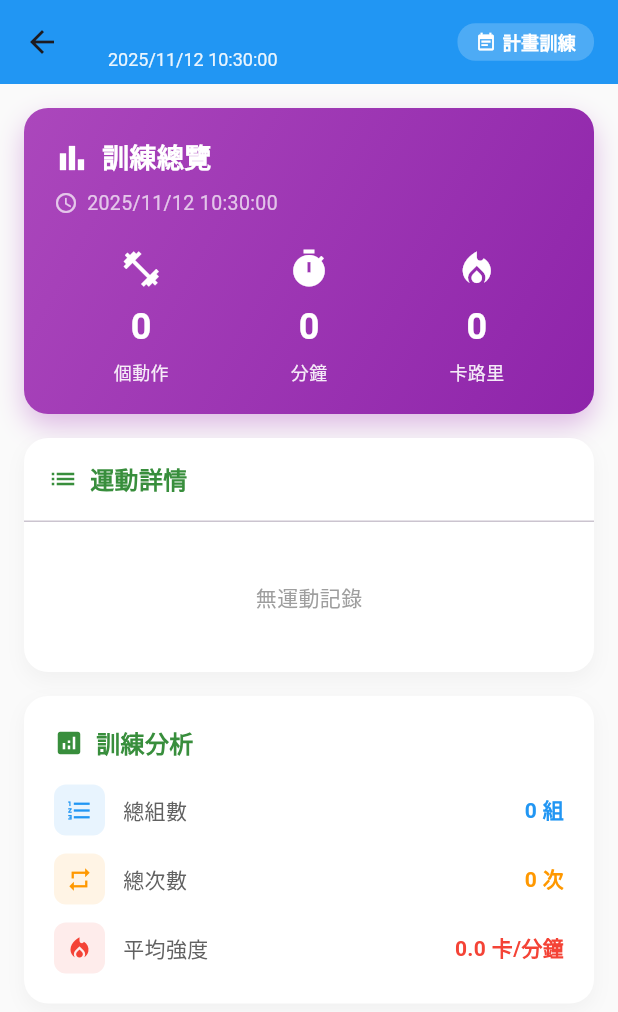
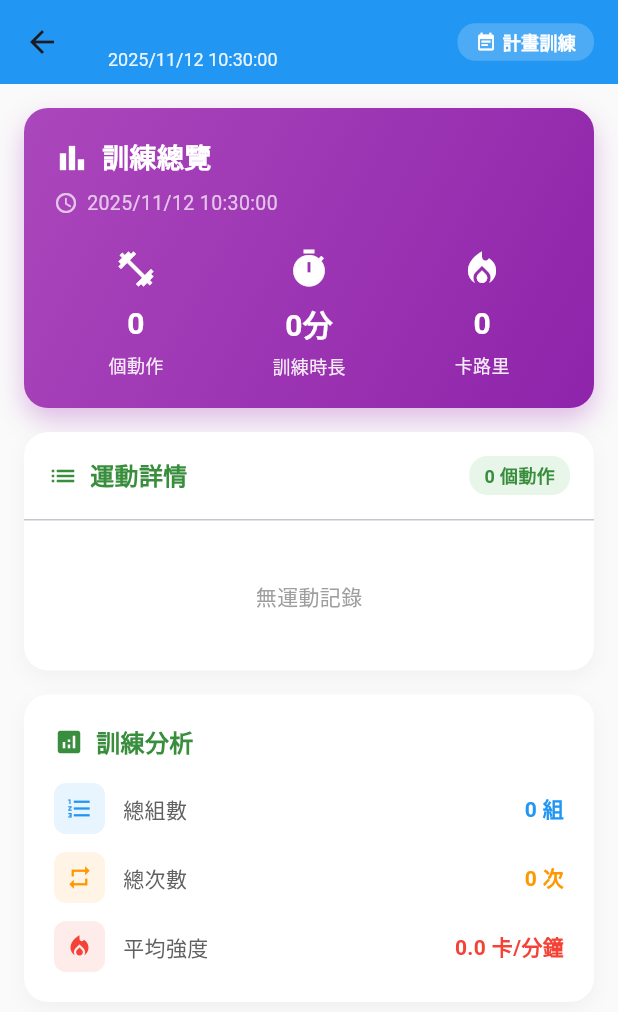
Before and after one commit to onedust1503/food_labels_app, a Flutter app: the WorkoutSessionDetailPage screen opened directly with empty values, on a phone screen of 412 x 824 dp. Shown: the top 1012 px of the screen. Run offline on Flutter 3.47's test engine with Material 3 defaults, Android fonts, the phone set to English and light mode, and no system bars; our stand-ins replace cloud_firestore, connectivity_plus, firebase_auth, firebase_core, firebase_messaging, firebase_storage and 7 more; accounts and stored records are empty.

Commit message:
訓練紀錄

```diff
--- a/lib/pages/workout/workout_session_detail_page.dart
+++ b/lib/pages/workout/workout_session_detail_page.dart
@@ -1,6 +1,7 @@
 // lib/pages/workout/workout_session_detail_page.dart
 // ✨ 訓練記錄詳細頁面
-// 顯示完整的訓練資訊、各個動作的組數、休息時間、卡路里分析等
+// 🔥 修正: 訓練時長顯示為 "XX分XX秒"
+// 🔥 修正: 確保所有資料正確顯示
 
 import 'package:flutter/material.dart';
 import 'package:intl/intl.dart';
@@ -13,20 +14,37 @@ class WorkoutSessionDetailPage extends StatelessWidget {
     required this.workoutSession,
   });
 
+  /// 🔥 格式化時長為 "XX分XX秒"
+  String _formatDuration(int totalSeconds) {
+    final minutes = totalSeconds ~/ 60;
+    final seconds = totalSeconds % 60;
+
+    if (seconds == 0) {
+      return '$minutes分';
+    }
+    return '$minutes分$seconds秒';
+  }
+
   @override
   Widget build(BuildContext context) {
     // 解析資料
     final name = workoutSession['name'] ?? '訓練記錄';
-    final duration = workoutSession['duration'] ?? 0;
+    final duration = workoutSession['duration'] ?? 0; // 單位:分鐘
     final calories = (workoutSession['caloriesBurned'] ?? 0.0).toDouble();
     final exercises = workoutSession['exercises'] as List<dynamic>? ?? [];
     final hasplanId = workoutSession['planId'] != null;
 
     // 解析時間戳記
-    final timestamp = workoutSession['completedAt'] ?? workoutSession['createdAt'];
+    final timestamp = workoutSession['completedAt'] ??
+                     workoutSession['endedAt'] ??
+                     workoutSession['createdAt'];
     DateTime? dateTime;
     if (timestamp != null) {
-      dateTime = timestamp.toDate();
+      try {
+        dateTime = timestamp.toDate();
+      } catch (e) {
+        print('時間解析失敗: $e');
+      }
     }
 
     return Scaffold(
@@ -105,7 +123,7 @@ class WorkoutSessionDetailPage extends StatelessWidget {
     );
   }
 
-  /// 訓練總覽卡片
+  /// 🔥 訓練總覽卡片 - 顯示秒數
   Widget _buildSummaryCard(int duration, double calories, int exerciseCount, DateTime? dateTime) {
     return Container(
       margin: const EdgeInsets.all(16),
@@ -170,8 +188,8 @@ class WorkoutSessionDetailPage extends StatelessWidget {
               ),
               _buildStatItem(
                 icon: Icons.timer,
-                value: '$duration',
-                label: '分鐘',
+                value: _formatDuration(duration * 60), // ✅ 轉換為秒並格式化
+                label: '訓練時長',
                 color: Colors.white,
               ),
               _buildStatItem(
@@ -201,7 +219,7 @@ class WorkoutSessionDetailPage extends StatelessWidget {
           value,
           style: TextStyle(
             color: color,
-            fontSize: 24,
+            fontSize: 20, // 稍微小一點以容納秒數
             fontWeight: FontWeight.bold,
           ),
         ),
@@ -249,6 +267,22 @@ class WorkoutSessionDetailPage extends StatelessWidget {
                     fontWeight: FontWeight.bold,
                   ),
                 ),
+                const Spacer(),
+                Container(
+                  padding: const EdgeInsets.symmetric(horizontal: 10, vertical: 4),
+                  decoration: BoxDecoration(
+                    color: Colors.green.shade50,
+                    borderRadius: BorderRadius.circular(12),
+                  ),
+                  child: Text(
+                    '${exercises.length} 個動作',
+                    style: TextStyle(
+                      color: Colors.green.shade700,
+                      fontSize: 12,
+                      fontWeight: FontWeight.bold,
+                    ),
+                  ),
+                ),
               ],
             ),
           ),
@@ -281,16 +315,18 @@ class WorkoutSessionDetailPage extends StatelessWidget {
 
   /// 單個運動項目
   Widget _buildExerciseItem(Map<String, dynamic> exercise, int index) {
-    final name = exercise['name'] ?? '未知運動';
-    final type = exercise['exerciseType'] ?? 'other';
+    final name = exercise['exerciseName'] ?? exercise['name'] ?? '未知運動';
+    final type = exercise['exerciseType'] ?? exercise['type'] ?? 'other';
     final sets = exercise['sets'] as List<dynamic>? ?? [];
 
     // 計算總次數和總重量
     int totalReps = 0;
     double totalWeight = 0;
     for (var set in sets) {
-      totalReps += (set['reps'] ?? 0) as int;
-      totalWeight += ((set['weight'] ?? 0) as num).toDouble();
+      final reps = (set['actualReps'] ?? set['reps'] ?? 0) as int;
+      final weight = ((set['weight'] ?? 0) as num).toDouble();
+      totalReps += reps;
+      totalWeight += weight;
     }
     final avgWeight = sets.isNotEmpty ? totalWeight / sets.length : 0;
 
@@ -373,9 +409,9 @@ class WorkoutSessionDetailPage extends StatelessWidget {
               ...sets.asMap().entries.map((entry) {
                 final setIndex = entry.key + 1;
                 final set = entry.value as Map<String, dynamic>;
-                final reps = set['reps'] ?? 0;
-                final weight = (set['weight'] ?? 0).toDouble();
-                final rest = set['restAfter'] ?? 0;
+                final reps = (set['actualReps'] ?? set['reps'] ?? 0) as int;
+                final weight = ((set['weight'] ?? 0) as num).toDouble();
+                final rest = (set['restTakenSec'] ?? set['restAfter'] ?? 0) as int;
 
                 return Container(
                   margin: const EdgeInsets.only(bottom: 8),
@@ -458,7 +494,7 @@ class WorkoutSessionDetailPage extends StatelessWidget {
       final sets = exercise['sets'] as List<dynamic>? ?? [];
       totalSets += sets.length;
       for (var set in sets) {
-        final reps = (set['reps'] ?? 0) as int;
+        final reps = (set['actualReps'] ?? set['reps'] ?? 0) as int;
         final weight = ((set['weight'] ?? 0) as num).toDouble();
         totalReps += reps;
         totalVolume += weight * reps;
```
Also changed, not shown: lib/pages/improved_workout_log_page.dart (+86 -103 lines).
